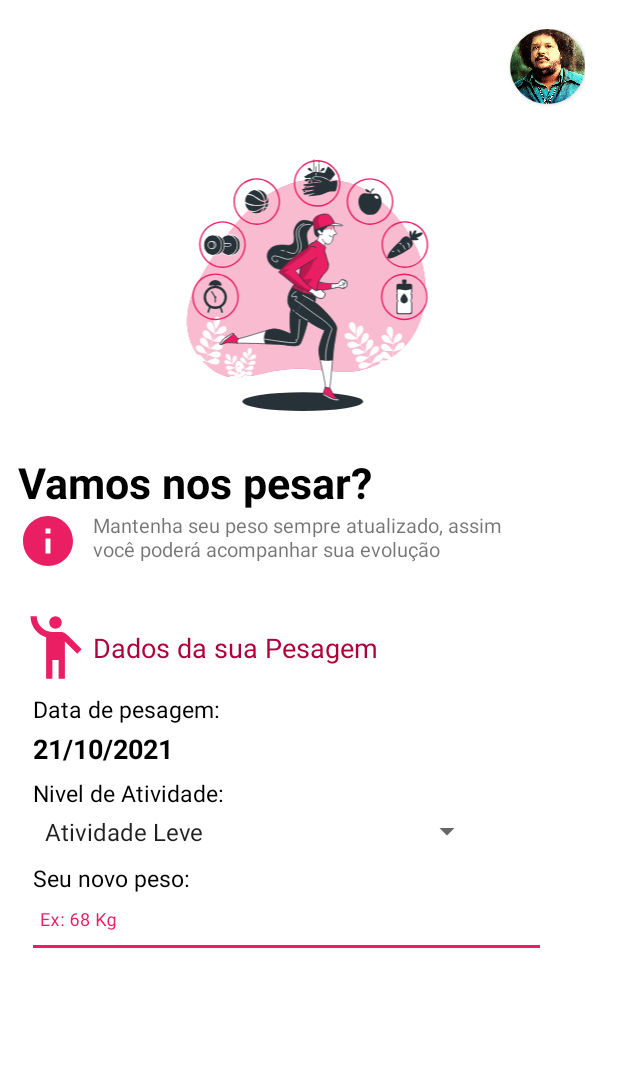
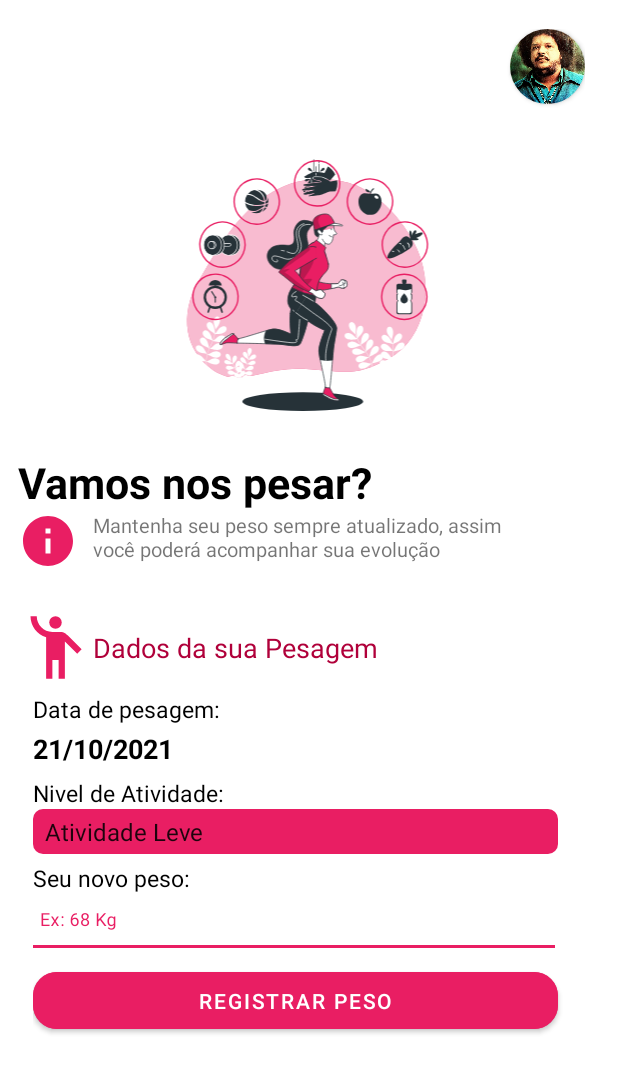
Before and after one commit to danielgbatista/Health-Imc-app, an Android app: the layout activity_pesar_agora.xml on its own in the app's theme, with its tools: preview values and no code run, on a phone screen of 412 x 824 dp. Shown: the top 1073 px of the screen. Run offline under Robolectric (Android 15) with nearby library versions, the phone set to English and light mode, and no system bars; Roboto replaces fonts that are not available here.

Commit message:
concluido tela de pesar agora e inicio da programação

```diff
--- a/app/src/main/java/com/example/imccalcapp/NovoUsuarioActivity.kt
+++ b/app/src/main/java/com/example/imccalcapp/NovoUsuarioActivity.kt
@@ -68,8 +68,8 @@ class NovoUsuarioActivity : AppCompatActivity() {
                         diaString = "0$_dia"
                     }
 
-                    Log.i("xxxx", "$diaString/$mesString/$_ano")
-                    editDataNascimento.setText("$diaString/$mesString/$ano")
+                    Log.i("xxxx", "$diaString-$mesString-$_ano")
+                    editDataNascimento.setText("$diaString-$mesString-$ano")
 
                 }, ano, mes, dia)
 
--- /dev/null
+++ b/app/src/main/res/drawable/spinnerdraw.xml
@@ -0,0 +1,5 @@
+<?xml version="1.0" encoding="utf-8"?>
+<shape xmlns:android="http://schemas.android.com/apk/res/android">
+    <corners android:radius="3pt"/>
+    <solid android:color="@color/pink_500"/>
+</shape>
--- a/app/src/main/res/layout/activity_dash_board.xml
+++ b/app/src/main/res/layout/activity_dash_board.xml
@@ -159,6 +159,7 @@
             app:cardUseCompatPadding="true">
 
             <RelativeLayout
+                android:id="@+id/pesar_agora"
                 android:layout_width="match_parent"
                 android:layout_height="match_parent"
                 android:orientation="horizontal">
--- a/app/src/main/res/layout/activity_pesar_agora.xml
+++ b/app/src/main/res/layout/activity_pesar_agora.xml
@@ -130,15 +130,17 @@
             android:textSize="7pt"
             />
         <Spinner
-            android:layout_width="300dp"
+            android:layout_width="350dp"
             android:layout_height="30dp"
             android:entries="@array/Atividades"
+            android:background="@drawable/spinnerdraw"
             />
         <TextView
             android:layout_width="wrap_content"
             android:layout_height="wrap_content"
             android:textColor="@color/black"
             android:layout_marginTop="5dp"
+
             android:text="Seu novo peso: "
             android:textSize="7pt"
             />
@@ -151,11 +153,22 @@
             >
             <EditText
                 android:id="@+id/edit_nome"
-                android:layout_width="350dp"
+                android:layout_width="360dp"
                 android:layout_height="wrap_content"
                 android:inputType="textCapSentences"
                 />
-
         </com.google.android.material.textfield.TextInputLayout>
     </LinearLayout>
+    <LinearLayout
+        android:layout_width="match_parent"
+        android:layout_height="170dp"
+        android:paddingLeft="10dp"
+        android:paddingTop="10dp">
+        <Button
+            android:layout_width="350dp"
+            android:layout_height="50dp"
+            android:text="Registrar Peso"
+            android:backgroundTint="@color/pink_500"
+            style="@style/button_login"/>
+    </LinearLayout>
 </LinearLayout>
```
Also changed, not shown: app/src/main/java/com/example/imccalcapp/DashBoardActivity.kt (+16 -1 lines), app/src/main/java/com/example/imccalcapp/PesoActivity.kt (added, +13 -0 lines), app/src/main/java/com/example/imccalcapp/utils/Datas.kt (+4 -10 lines).
